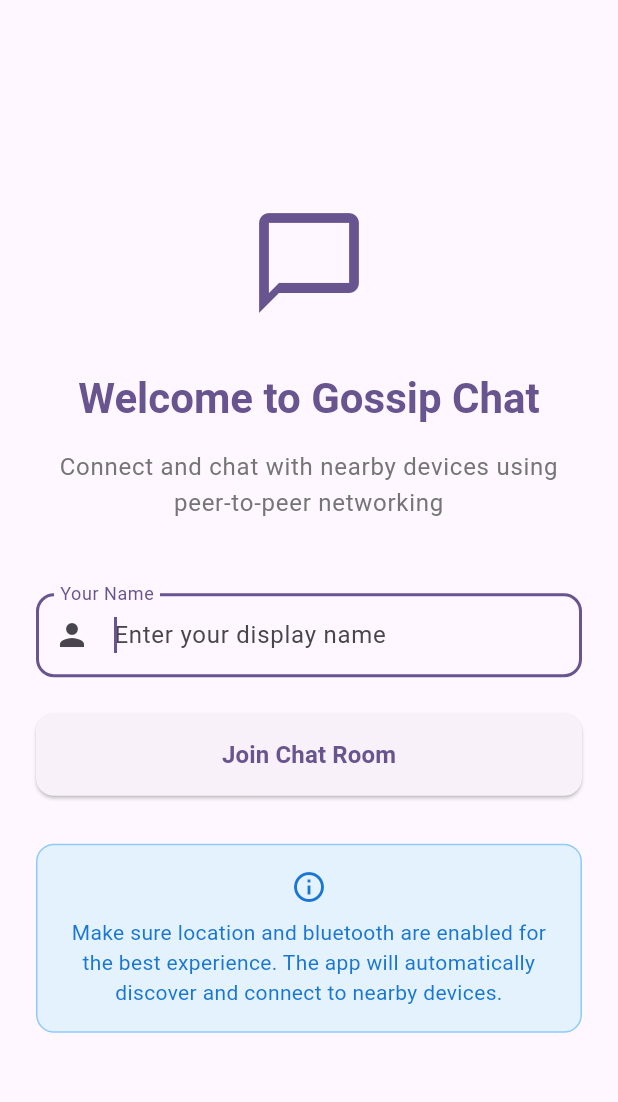
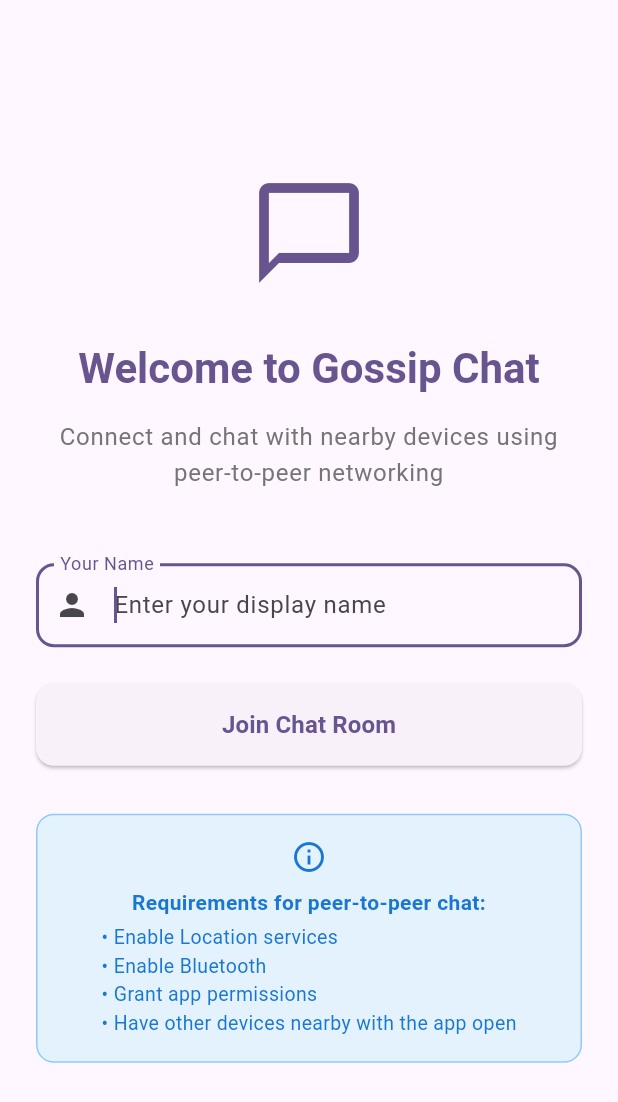
Before and after one commit to da1nerd/gossip-chat, a Flutter app: the screen it shows after launch, on a phone screen of 412 x 824 dp. Shown: the top 1102 px of the screen. Run offline on Flutter 3.47's test engine with Material 3 defaults, Android fonts, the phone set to English and light mode, and no system bars; our stand-ins replace device_info_plus, location, permission_handler, shared_preferences; missing offline and left inert: nearby_connections.

Commit message:
almost working

```diff
--- a/lib/screens/name_input_screen.dart
+++ b/lib/screens/name_input_screen.dart
@@ -82,7 +82,17 @@ class _NameInputScreenState extends State<NameInputScreen> {
     } catch (e) {
       setState(() {
         _isLoading = false;
-        _errorMessage = e.toString().replaceAll('Exception: ', '');
+        if (e.toString().contains('permissions')) {
+          _errorMessage =
+              'Please enable Location and Bluetooth permissions in Settings, then try again.';
+        } else if (e.toString().contains('location')) {
+          _errorMessage = 'Please enable Location services and try again.';
+        } else if (e.toString().contains('bluetooth')) {
+          _errorMessage = 'Please enable Bluetooth and try again.';
+        } else {
+          _errorMessage =
+              'Failed to start: ${e.toString().replaceAll('Exception: ', '')}';
+        }
       });
     }
   }
@@ -205,16 +215,57 @@ class _NameInputScreenState extends State<NameInputScreen> {
                     ),
                     const SizedBox(height: 8),
                     Text(
-                      'Make sure location and bluetooth are enabled for the best experience. The app will automatically discover and connect to nearby devices.',
+                      'Requirements for peer-to-peer chat:',
                       style: TextStyle(
                         color: Colors.blue.shade700,
                         fontSize: 14,
+                        fontWeight: FontWeight.bold,
                       ),
                       textAlign: TextAlign.center,
+                    ),
+                    const SizedBox(height: 4),
+                    Text(
+                      '• Enable Location services\n• Enable Bluetooth\n• Grant app permissions\n• Have other devices nearby with the app open',
+                      style: TextStyle(
+                        color: Colors.blue.shade700,
+                        fontSize: 13,
+                      ),
+                      textAlign: TextAlign.left,
                     ),
                   ],
                 ),
               ),
+
+              if (_errorMessage != null) ...[
+                const SizedBox(height: 16),
+                Container(
+                  padding: const EdgeInsets.all(12),
+                  decoration: BoxDecoration(
+                    color: Colors.red.shade50,
+                    borderRadius: BorderRadius.circular(8),
+                    border: Border.all(color: Colors.red.shade200),
+                  ),
+                  child: Row(
+                    children: [
+                      Icon(
+                        Icons.error_outline,
+                        color: Colors.red.shade700,
+                        size: 20,
+                      ),
+                      const SizedBox(width: 8),
+                      Expanded(
+                        child: Text(
+                          _errorMessage!,
+                          style: TextStyle(
+                            color: Colors.red.shade700,
+                            fontSize: 13,
+                          ),
+                        ),
+                      ),
+                    ],
+                  ),
+                ),
+              ],
             ],
           ),
         ),
--- a/pubspec.yaml
+++ b/pubspec.yaml
@@ -12,6 +12,9 @@ dependencies:
   cupertino_icons: ^1.0.2
 
   nearby_connections: ^4.3.0
+  permission_handler: ^11.3.1
+  location: ^5.0.3
+  device_info_plus: ^9.1.0
   uuid: ^4.0.0
   shared_preferences: ^2.2.2
   provider: ^6.1.1
```
Also changed, not shown: lib/services/permissions_service.dart (+137 -13 lines), pubspec.lock, 4 other files.
